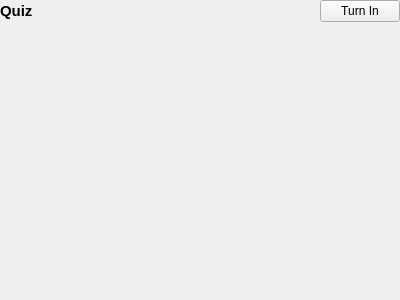
The window that ui/views/take_quiz.ui (amireh/qtCanvas) describes before a commit, drawn with Qt 5.
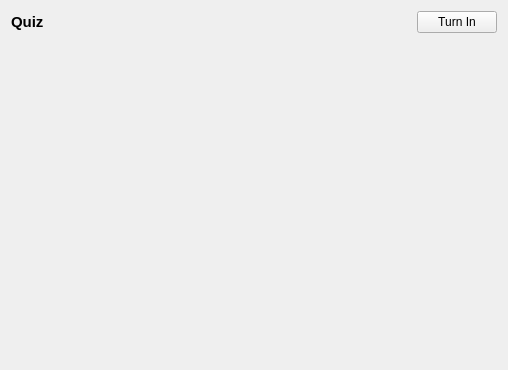
The same window after the commit.

What changed in the file:
```diff
--- a/ui/views/take_quiz.ui
+++ b/ui/views/take_quiz.ui
@@ -29,18 +29,6 @@
    <property name="sizeConstraint">
     <enum>QLayout::SetMinAndMaxSize</enum>
    </property>
-   <property name="leftMargin">
-    <number>0</number>
-   </property>
-   <property name="topMargin">
-    <number>0</number>
-   </property>
-   <property name="rightMargin">
-    <number>0</number>
-   </property>
-   <property name="bottomMargin">
-    <number>0</number>
-   </property>
    <item row="1" column="0">
     <layout class="QHBoxLayout" name="horizontalLayout">
      <property name="sizeConstraint">
@@ -106,15 +94,15 @@
         <item row="0" column="0">
          <widget class="QScrollArea" name="scrollArea">
           <property name="sizePolicy">
-           <sizepolicy hsizetype="Expanding" vsizetype="MinimumExpanding">
+           <sizepolicy hsizetype="Preferred" vsizetype="Preferred">
             <horstretch>1</horstretch>
             <verstretch>0</verstretch>
            </sizepolicy>
           </property>
           <property name="minimumSize">
            <size>
-            <width>393</width>
-            <height>241</height>
+            <width>480</width>
+            <height>320</height>
            </size>
           </property>
           <property name="frameShape">
@@ -124,23 +112,15 @@
            <bool>true</bool>
           </property>
           <widget class="QWidget" name="quizQuestions">
-           <property name="geometry">
-            <rect>
-             <x>0</x>
-             <y>0</y>
-             <width>393</width>
-             <height>265</height>
-            </rect>
-           </property>
            <property name="sizePolicy">
-            <sizepolicy hsizetype="MinimumExpanding" vsizetype="MinimumExpanding">
+            <sizepolicy hsizetype="Preferred" vsizetype="Preferred">
              <horstretch>1</horstretch>
              <verstretch>0</verstretch>
             </sizepolicy>
            </property>
            <layout class="QVBoxLayout" name="verticalLayout_4">
             <property name="sizeConstraint">
-             <enum>QLayout::SetDefaultConstraint</enum>
+             <enum>QLayout::SetMinAndMaxSize</enum>
             </property>
             <property name="leftMargin">
              <number>0</number>
```
